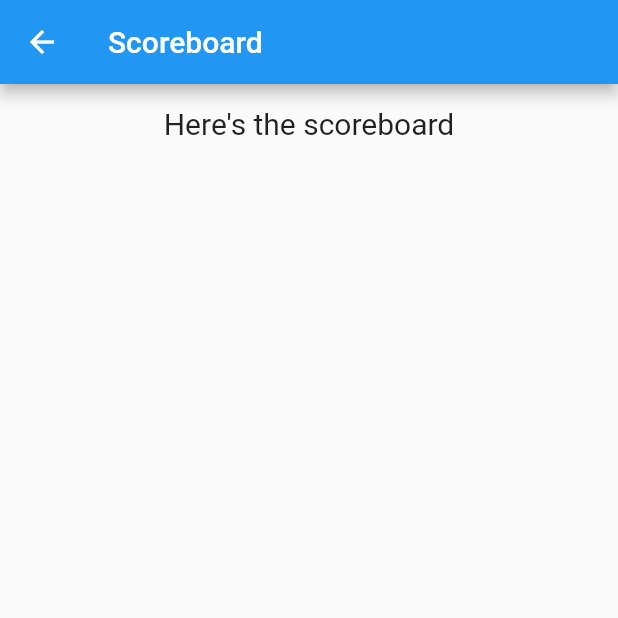
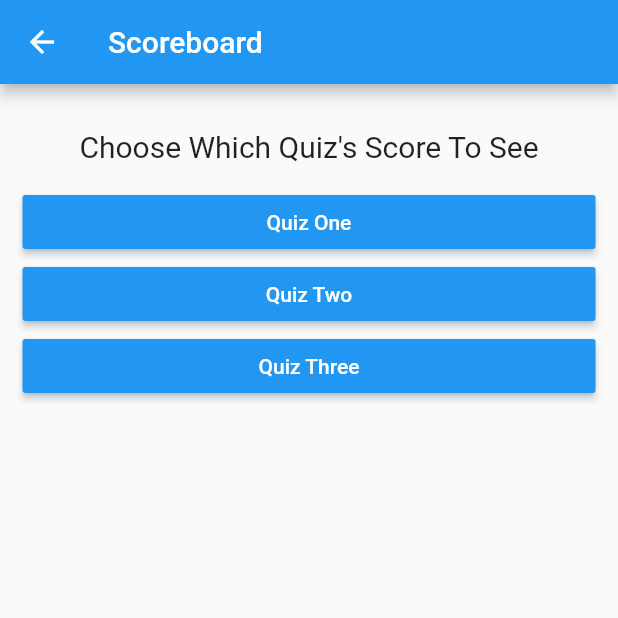
Before and after one commit to jad1598/cs499_QuizWhiz, a Flutter app: the HomePage screen opened directly, after a tap on "Go To Scoreboard", on a phone screen of 412 x 824 dp, the top half of it. Run offline on Flutter 3.47's test engine with Material 2 defaults, Android fonts, the phone set to English and light mode, and no system bars.

Commit message:
added more quizzes, put stuff in scoreboard page

```diff
--- a/lib/homePage.dart
+++ b/lib/homePage.dart
@@ -14,7 +14,7 @@ class HomePage extends StatelessWidget {
             children: <Widget>[
               Padding(
                 padding: const EdgeInsets.all(15.0),
-                child: Text('Choose Your Quiz',
+                child: Text('Choose A Quiz',
                   style: TextStyle(fontSize: 20),
                   textAlign: TextAlign.center,
                 ),
@@ -24,6 +24,18 @@ class HomePage extends StatelessWidget {
                 color: Colors.blue,
                 child: Text('Quiz One'),
                 onPressed: () {}
+              ),
+              RaisedButton(
+                  textColor: Colors.white,
+                  color: Colors.blue,
+                  child: Text('Quiz Two'),
+                  onPressed: () {}
+              ),
+              RaisedButton(
+                  textColor: Colors.white,
+                  color: Colors.blue,
+                  child: Text('Quiz Three'),
+                  onPressed: () {}
               ),
               FlatButton(
                 onPressed: () {
--- a/lib/scoreBoard.dart
+++ b/lib/scoreBoard.dart
@@ -11,9 +11,30 @@ class ScoreBoard extends StatelessWidget {
         child: ListView(
             padding: EdgeInsets.all(15),
             children: <Widget>[
-              Text("Here's the scoreboard",
-                style: TextStyle(fontSize: 20),
-                textAlign: TextAlign.center,
+              Padding(
+                padding: const EdgeInsets.all(15.0),
+                child: Text("Choose Which Quiz's Score To See",
+                  style: TextStyle(fontSize: 20),
+                  textAlign: TextAlign.center,
+                ),
+              ),
+              RaisedButton(
+                  textColor: Colors.white,
+                  color: Colors.blue,
+                  child: Text('Quiz One'),
+                  onPressed: () {}
+              ),
+              RaisedButton(
+                  textColor: Colors.white,
+                  color: Colors.blue,
+                  child: Text('Quiz Two'),
+                  onPressed: () {}
+              ),
+              RaisedButton(
+                  textColor: Colors.white,
+                  color: Colors.blue,
+                  child: Text('Quiz Three'),
+                  onPressed: () {}
               ),
             ]
         ),
```
